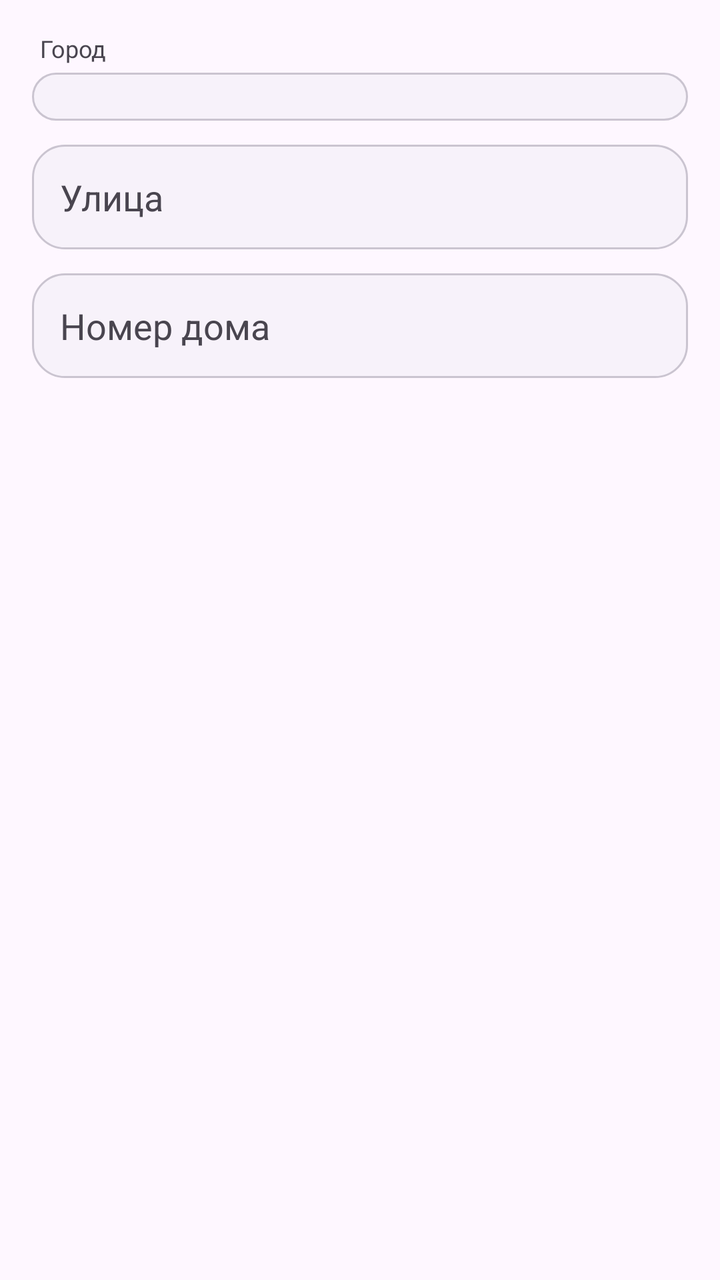
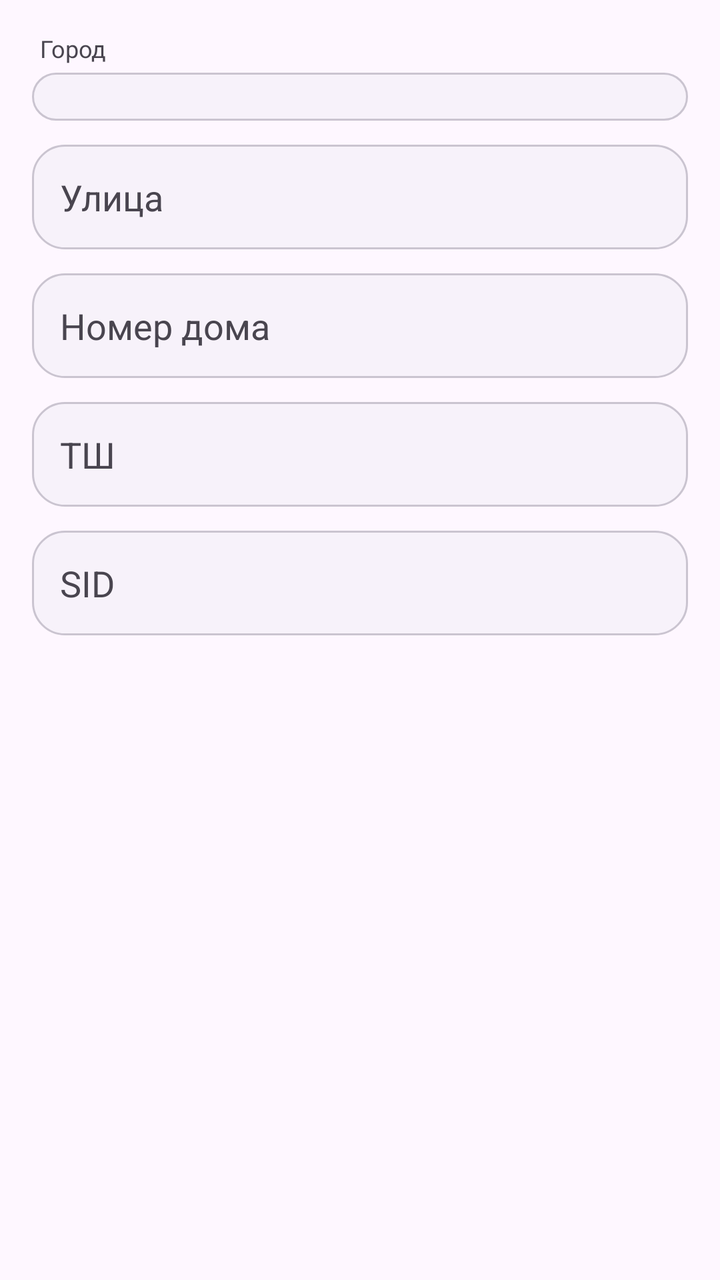

An Android layout rendered at two revisions. The XML below is the earlier revision; the diff shows what the commit changed to produce the second picture.
<!-- AndroidManifest.xml: application theme Theme.BaseHome -->
<!-- res/layout/dialog_edit_address.xml -->
<?xml version="1.0" encoding="utf-8"?>
<LinearLayout xmlns:android="http://schemas.android.com/apk/res/android"
    android:layout_width="match_parent"
    android:layout_height="wrap_content"
    android:orientation="vertical"
    android:padding="16dp">

    <TextView
        android:layout_width="match_parent"
        android:layout_height="wrap_content"
        android:text="Город"
        android:textSize="12sp"
        android:textColor="?android:attr/textColorSecondary"
        android:layout_marginBottom="4dp"
        android:layout_marginStart="4dp"/>

    <Spinner
        android:id="@+id/spinnerCityEdit"
        android:layout_width="match_parent"
        android:layout_height="wrap_content"
        android:layout_marginBottom="12dp"
        android:padding="12dp"
        android:background="@drawable/bg_input_field" />

    <EditText
        android:id="@+id/etStreetEdit"
        android:layout_width="match_parent"
        android:layout_height="wrap_content"
        android:hint="Улица"
        android:padding="14dp"
        android:layout_marginBottom="12dp"
        android:textColor="?android:attr/textColorPrimary"
        android:textColorHint="?android:attr/textColorSecondary"
        android:background="@drawable/bg_input_field"
        android:inputType="textCapSentences" />

    <EditText
        android:id="@+id/etHouseEdit"
        android:layout_width="match_parent"
        android:layout_height="wrap_content"
        android:hint="Номер дома"
        android:padding="14dp"
        android:textColor="?android:attr/textColorPrimary"
        android:textColorHint="?android:attr/textColorSecondary"
        android:background="@drawable/bg_input_field"
        android:inputType="textCapSentences" />

</LinearLayout>
<!-- resources referenced by this layout -->
<resources>
  <!-- drawable bg_input_field (drawable) -->
  <?xml version="1.0" encoding="utf-8"?>
  <shape xmlns:android="http://schemas.android.com/apk/res/android">
      <solid android:color="?attr/colorSurfaceContainerLow" />
      <corners android:radius="16dp" />
      <stroke
          android:width="1dp"
          android:color="?attr/colorOutlineVariant" />
  </shape>
  <style name="Theme.BaseHome" parent="Base.Theme.BaseHome" />
  <style name="Base.Theme.BaseHome" parent="Theme.Material3.DayNight.NoActionBar">
          <item name="colorPrimary">@color/brand_primary</item>
          <item name="colorSecondary">@color/brand_accent</item>
          <item name="colorSurface">?android:attr/colorBackground</item>
          <item name="colorOutline">?android:attr/textColorHint</item>
          <item name="shapeAppearanceSmallComponent">@style/ShapeAppearance.BaseHome.Small</item>
          <item name="shapeAppearanceMediumComponent">@style/ShapeAppearance.BaseHome.Medium</item>
      </style>
  <color name="brand_primary">#496783</color>
  <color name="brand_accent">#6A7F6A</color>
  <style name="ShapeAppearance.BaseHome.Small" parent="ShapeAppearance.Material3.Corner.Small">
          <item name="cornerSize">12dp</item>
      </style>
  <style name="ShapeAppearance.BaseHome.Medium" parent="ShapeAppearance.Material3.Corner.Medium">
          <item name="cornerSize">20dp</item>
      </style>
</resources>

<!-- the commit's change to res/layout/dialog_edit_address.xml (unified diff, before → after) -->
@@ -40,6 +40,30 @@
         android:layout_height="wrap_content"
         android:hint="Номер дома"
         android:padding="14dp"
+        android:layout_marginBottom="12dp"
+        android:textColor="?android:attr/textColorPrimary"
+        android:textColorHint="?android:attr/textColorSecondary"
+        android:background="@drawable/bg_input_field"
+        android:inputType="textCapSentences" />
+
+    <EditText
+        android:id="@+id/etTshEdit"
+        android:layout_width="match_parent"
+        android:layout_height="wrap_content"
+        android:hint="ТШ"
+        android:padding="14dp"
+        android:layout_marginBottom="12dp"
+        android:textColor="?android:attr/textColorPrimary"
+        android:textColorHint="?android:attr/textColorSecondary"
+        android:background="@drawable/bg_input_field"
+        android:inputType="textCapSentences" />
+
+    <EditText
+        android:id="@+id/etSidEdit"
+        android:layout_width="match_parent"
+        android:layout_height="wrap_content"
+        android:hint="SID"
+        android:padding="14dp"
         android:textColor="?android:attr/textColorPrimary"
         android:textColorHint="?android:attr/textColorSecondary"
         android:background="@drawable/bg_input_field"
